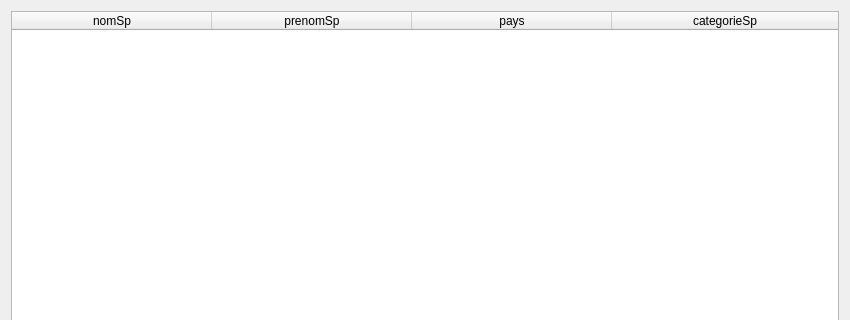
The window that gui/fct_demande_1.ui (NewYards/CEBD_JO) describes before a commit, drawn with Qt 5; both pictures show x 0 to 850 and y 0 to 320 of the 850 by 601 pixel window.
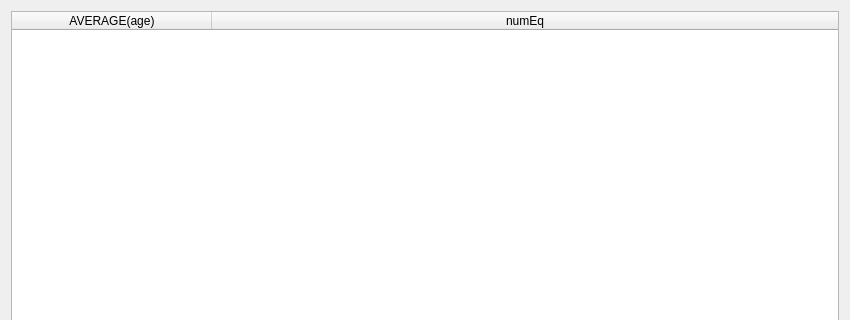
The same window after the commit.

Diff of the .ui file:
```diff
--- a/gui/fct_demande_1.ui
+++ b/gui/fct_demande_1.ui
@@ -30,22 +30,12 @@
      </attribute>
      <column>
       <property name="text">
-       <string>nomSp</string>
+       <string>AVERAGE(age)</string>
       </property>
      </column>
      <column>
       <property name="text">
-       <string>prenomSp</string>
-      </property>
-     </column>
-     <column>
-      <property name="text">
-       <string>pays</string>
-      </property>
-     </column>
-     <column>
-      <property name="text">
-       <string>categorieSp</string>
+       <string>numEq</string>
       </property>
      </column>
     </widget>
```
